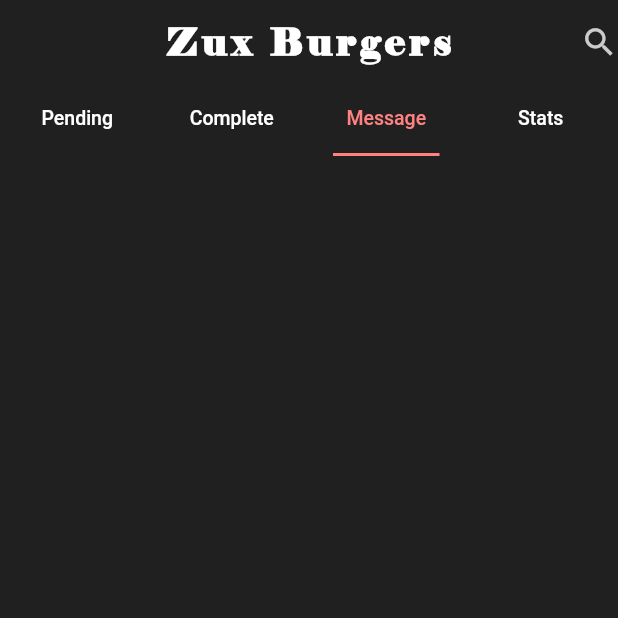
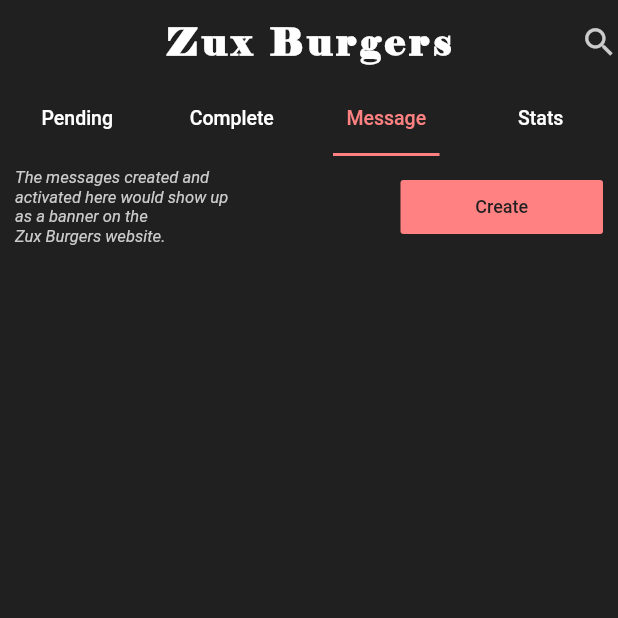
Before and after one commit to leonkoech/Zux-Burgers-App, a Flutter app: the screen it shows after launch, tab 3 chosen, on a phone screen of 412 x 824 dp, the top half of it. Run offline on Flutter 3.47's test engine with Material 2 defaults, Android fonts, the phone set to English and light mode, and no system bars; our stand-ins replace cloud_firestore, firebase_core, firebase_messaging, flutter_spinkit, fluttertoast; accounts and stored records are empty.

Commit message:
added the create button for Messages

```diff
--- a/lib/main.dart
+++ b/lib/main.dart
@@ -60,7 +60,6 @@
       onMessage: (Map<String, dynamic> message) async {
         print("onMessage: $message");
         setState(() {
-
           // _firebaseMessaging.getToken().then((token) {
           //   print("token is: " + token);
           // });
@@ -74,6 +73,7 @@
       },
     );
   }
+
   @override
   Widget build(BuildContext context) {
     double width = MediaQuery.of(context).size.width * 0.20;
@@ -143,7 +143,8 @@
           // backgroundColor: Colors.black26,
           backgroundColor: Color(0xff202020),
           elevation: 0.0,
-          bottom: _isSearch == false?TabBar(
+          bottom: _isSearch == false
+              ? TabBar(
                   indicatorSize: TabBarIndicatorSize.label,
                   indicatorColor: Color(0xffff8181),
                   // indicatorPadding: EdgeInsets.fromLTRB(10, 0, 10, 12),
@@ -156,13 +157,21 @@
                       const TextStyle(color: Colors.white, fontSize: 13),
                   isScrollable: false,
                   tabs: [
-                Tab(icon: Container(child: Center(child: Text('Pending')))),
-                Tab(icon: Container(child: Center(child: Text('Complete')))),
-                Tab(icon: Container(child: Center(child: Text('Message')))),
+                      Tab(
+                          icon:
+                              Container(child: Center(child: Text('Pending')))),
+                      Tab(
+                          icon: Container(
+                              child: Center(child: Text('Complete')))),
+                      Tab(
+                          icon:
+                              Container(child: Center(child: Text('Message')))),
                       Tab(icon: Container(child: Center(child: Text('Stats')))),
-              ]):null,
-        ),
-        body: _isSearch == false?TabBarView(children: [
+                    ])
+              : null,
+        ),
+        body: _isSearch == false
+            ? TabBarView(children: [
                 Container(
                   padding: EdgeInsets.only(left: 10, right: 10),
                   child: OrderList(status: '0'),
@@ -179,7 +188,8 @@
                   padding: EdgeInsets.only(left: 10, right: 10),
                   child: Stats(),
                 ),
-        ]):Container(
+              ])
+            : Container(
                 padding: EdgeInsets.only(left: 10, right: 10),
                 child: SearchList(orderId: orderSearch.text),
               ),
@@ -204,7 +214,6 @@
           .orderBy('timestamp', descending: true)
           .snapshots(),
       builder: (BuildContext context, AsyncSnapshot<QuerySnapshot> snapshot) {
-
         if (snapshot.hasError) return new Text('Error: ${snapshot.error}');
         if (!snapshot.hasData)
           return Center(
@@ -224,14 +233,13 @@
           default:
             return new ListView(
               scrollDirection: Axis.vertical,
-              children:
-                  snapshot.data.docs.map((DocumentSnapshot document) {
+              children: snapshot.data.docs.map((DocumentSnapshot document) {
                 if (snapshot.data.docs != null) {
                   return OrderCard(
                     name: document.data()['name'],
                     phoneNumber: document.data()['phone'],
-                    time:
-                        DateFormat.jm().format(document.data()['timestamp'].toDate()),
+                    time: DateFormat.jm()
+                        .format(document.data()['timestamp'].toDate()),
                     date: DateFormat.yMMMd()
                         .format(document.data()['timestamp'].toDate()),
                     status: document.data()['completed'].toString(),
@@ -629,7 +637,7 @@
                                   fontSize: 18,
                                   color: Color(0xffcccccc),
                                   fontWeight: FontWeight.bold)),
-                          Text(orderDetails["name"],
+                          Text(orderDetails.data()["name"],
                               style: TextStyle(
                                   fontSize: 18,
                                   color: Color(0xffcccccc),
@@ -646,7 +654,7 @@
                                   fontSize: 18,
                                   color: Color(0xffcccccc),
                                   fontWeight: FontWeight.bold)),
-                          Text(orderDetails["phone"],
+                          Text(orderDetails.data()["phone"],
                               style: TextStyle(
                                   fontSize: 18,
                                   color: Color(0xffcccccc),
@@ -663,7 +671,8 @@
                                   fontSize: 18,
                                   color: Color(0xffcccccc),
                                   fontWeight: FontWeight.bold)),
-                          Text(getdate(orderDetails['timestamp'], 'date'),
+                          Text(
+                              getdate(orderDetails.data()['timestamp'], 'date'),
                               style: TextStyle(
                                   fontSize: 18,
                                   color: Color(0xffcccccc),
@@ -680,7 +689,8 @@
                                   fontSize: 18,
                                   color: Color(0xffcccccc),
                                   fontWeight: FontWeight.bold)),
-                          Text(getdate(orderDetails['timestamp'], 'time'),
+                          Text(
+                              getdate(orderDetails.data()['timestamp'], 'time'),
                               style: TextStyle(
                                   fontSize: 18,
                                   color: Color(0xffcccccc),
@@ -714,7 +724,7 @@
                             mainAxisSize: MainAxisSize.max,
                           )),
                       SizedBox(height: 5),
-                      load(orderDetails["items"], widget.orderID),
+                      load(orderDetails.data()["items"], widget.orderID),
                       SizedBox(height: 5),
                       Container(
                           height: 1,
@@ -723,11 +733,11 @@
                             mainAxisSize: MainAxisSize.max,
                           )),
                       SizedBox(height: 5),
-                      gettotal(orderDetails["items"])
-                    ],
-                  ),
-                ),
-                floatingActionButton: orderDetails["completed"] == '1'
+                      gettotal(orderDetails.data()["items"])
+                    ],
+                  ),
+                ),
+                floatingActionButton: orderDetails.data()["completed"] == '1'
                     ? FloatingActionButton.extended(
                         onPressed: () {
                           // Add your onPressed code here!
@@ -1096,8 +1106,8 @@
         .collection('burgerOrders')
         .snapshots()
         .listen((snapshot) {
-      int tempTotal = snapshot.docs
-          .fold(0, (tot, doc) => tot + getTotalBurgerMoney(doc.data()['items']));
+      int tempTotal = snapshot.docs.fold(
+          0, (tot, doc) => tot + getTotalBurgerMoney(doc.data()['items']));
 
       setState(() {
         lifetimeTotalMoney = tempTotal;
@@ -1113,8 +1123,8 @@
         .where("completed", isEqualTo: "1")
         .snapshots()
         .listen((snapshot) {
-      int tempTotal = snapshot.docs
-          .fold(0, (tot, doc) => tot + getTotalBurgerMoney(doc.data()['items']));
+      int tempTotal = snapshot.docs.fold(
+          0, (tot, doc) => tot + getTotalBurgerMoney(doc.data()['items']));
 
       setState(() {
         todayTotalMoney = tempTotal;
@@ -1131,8 +1141,8 @@
         .where("completed", isEqualTo: "1")
         .snapshots()
         .listen((snapshot) {
-      int tempTotal = snapshot.docs
-          .fold(0, (tot, doc) => tot + getTotalBurgerMoney(doc.data()['items']));
+      int tempTotal = snapshot.docs.fold(
+          0, (tot, doc) => tot + getTotalBurgerMoney(doc.data()['items']));
 
       setState(() {
         weeklyTotalMoney = tempTotal;
@@ -1148,8 +1158,8 @@
         .where("completed", isEqualTo: "1")
         .snapshots()
         .listen((snapshot) {
-      int tempTotal = snapshot.docs
-          .fold(0, (tot, doc) => tot + getTotalBurgerMoney(doc.data()['items']));
+      int tempTotal = snapshot.docs.fold(
+          0, (tot, doc) => tot + getTotalBurgerMoney(doc.data()['items']));
 
       setState(() {
         monthlyTotalMoney = tempTotal;
@@ -1806,8 +1816,9 @@
       body: Padding(
         padding: const EdgeInsets.only(left: 10.0, right: 10.0),
         child: StreamBuilder<QuerySnapshot>(
-          stream:
-              FirebaseFirestore.instance.collection('customBurgerOrders').snapshots(),
+          stream: FirebaseFirestore.instance
+              .collection('customBurgerOrders')
+              .snapshots(),
           builder:
               (BuildContext context, AsyncSnapshot<QuerySnapshot> snapshot) {
             if (snapshot.hasError)
@@ -1826,13 +1837,22 @@
               default:
                 return new ListView(
                   scrollDirection: Axis.vertical,
-                  children:
-                      snapshot.data.docs.map((DocumentSnapshot document) {
+                  children: snapshot.data.docs.map((DocumentSnapshot document) {
                     if (snapshot.data.docs != null) {
-
-                      return loadcustomBurger(document.data()['orderDetails']);
-                    }
-                    else {
+                      //  create a widget that would be returned
+                      Widget text;
+                      if (document.id == widget.orderId) {
+                        // populate the widget if it contains the custom burger we want
+                        text =
+                            loadcustomBurger(document.data()['orderDetails']);
+                      } else {
+                        text = Container(
+                            child: Center(
+                          child: Text('Something Went Wrong, try again later'),
+                        ));
+                      }
+                      return text;
+                    } else {
                       return new Text('empty');
                     }
                   }).toList(),
@@ -1982,7 +2002,45 @@
               duration: Duration(milliseconds: 2000),
             );
           default:
-            return new ListView(
+            return Column(
+              children: [
+                Padding(
+                  padding: const EdgeInsets.only(top: 8.0, bottom: 8.0),
+                  child: Row(
+                    mainAxisSize: MainAxisSize.max,
+                    mainAxisAlignment: MainAxisAlignment.spaceBetween,
+                    children: [
+                      Container(
+                        width: MediaQuery.of(context).size.width * 0.5,
+                        child: Text(
+                            "The messages created and\nactivated here would show up\nas a banner on the\nZux Burgers website.",
+                            style: TextStyle(
+                                fontSize: 11, fontStyle:FontStyle.italic, color: Color(0xffcccccc))),
+                      ),
+                      FlatButton(
+                        textColor: Color(0xffcccccc),
+                        color: Color(0xffff8181),
+                        child: Container(
+                            width: MediaQuery.of(context).size.width * 0.25,
+                            child: Center(
+                                child: Text("Create",
+                                    style: TextStyle(
+                                      fontSize: 12,
+                                      color: Color(0xff202020),
+                                    )))),
+                        onPressed: () {
+                          print('pressed');
+                          Navigator.push(
+                              context,
+                              MaterialPageRoute(
+                                  builder: (context) => CreateWebMessage()));
+                        },
+                      ),
+                    ],
+                  ),
+                ),
+                Expanded(
+                  child: new ListView(
                       scrollDirection: Axis.vertical,
                       children:
                           snapshot.data.docs.map((DocumentSnapshot document) {
@@ -1997,7 +2055,9 @@
                         } else {
                           return new Text('empty');
                         }
-              }).toList(),
+                      }).toList()),
+                ),
+              ],
             );
         }
       },
@@ -2184,6 +2244,7 @@
     print("Error occured $onError");
   });
 }
+
 class SearchList extends StatelessWidget {
   final String orderId;
   const SearchList({
@@ -2218,14 +2279,13 @@
           default:
             return new ListView(
               scrollDirection: Axis.vertical,
-              children:
-                  snapshot.data.docs.map((DocumentSnapshot document) {
+              children: snapshot.data.docs.map((DocumentSnapshot document) {
                 if (snapshot.data.docs != null) {
                   return OrderCard(
                     name: document.data()['name'],
                     phoneNumber: document.data()['phone'],
-                    time:
-                        DateFormat.jm().format(document.data()['timestamp'].toDate()),
+                    time: DateFormat.jm()
+                        .format(document.data()['timestamp'].toDate()),
                     date: DateFormat.yMMMd()
                         .format(document.data()['timestamp'].toDate()),
                     status: document.data()['completed'].toString(),
```
Also changed, not shown: 1 other file. Lines whose indentation alone changed are shown as unchanged.
